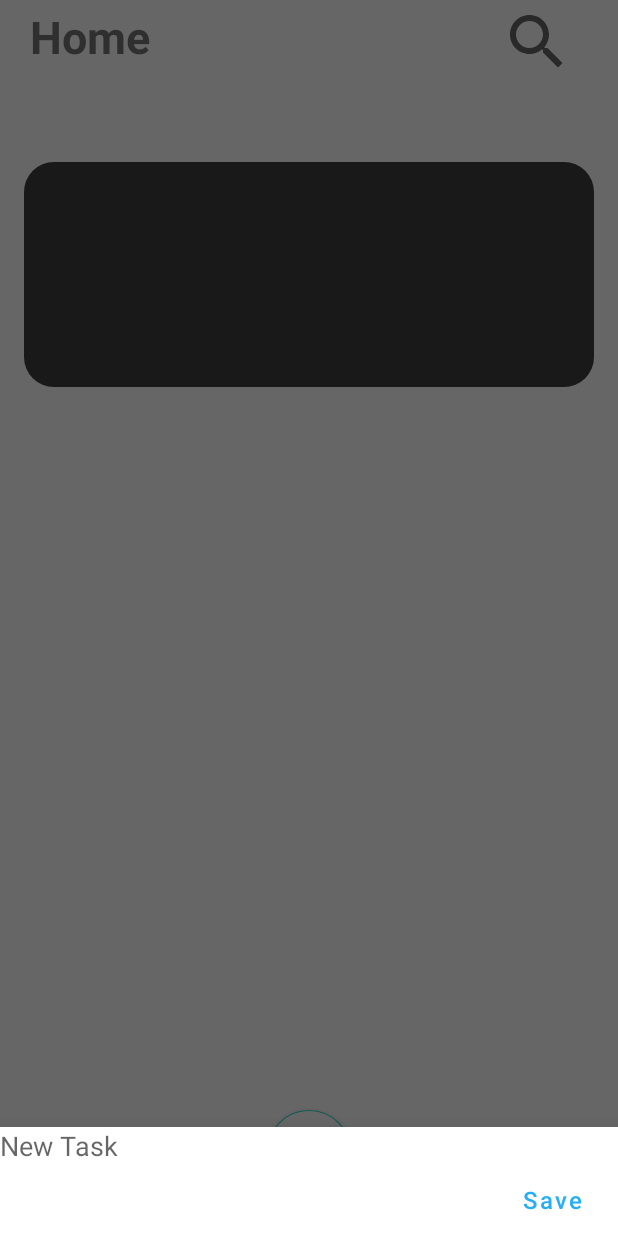
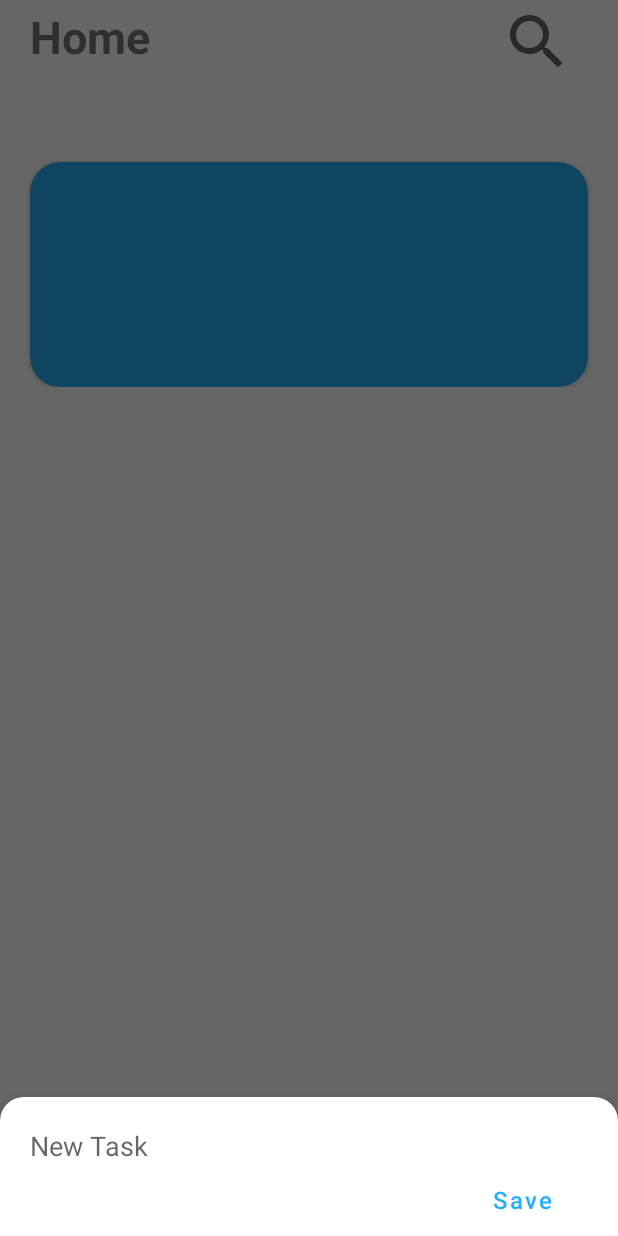
Before and after one commit to ETS-Android3/eidetic, an Android app: the screen it shows after launch (MainActivity), after a tap on an icon or button, on a phone screen of 412 x 824 dp. Run offline under Robolectric (Android 15) with nearby library versions, the phone set to English and light mode, and no system bars.

Commit message:
updated app

```diff
--- a/app/src/main/res/drawable/round_border.xml
+++ b/app/src/main/res/drawable/round_border.xml
@@ -1,7 +1,12 @@
 <?xml version="1.0" encoding="UTF-8"?>
 <shape xmlns:android="http://schemas.android.com/apk/res/android">
-    <solid android:color="#3E3E3E"/>
-
-    <corners android:radius="20dp"/>
-    <padding android:left="0dp" android:top="0dp" android:right="0dp" android:bottom="0dp" />
+    <solid android:color="@android:color/white" />
+    <corners
+        android:topLeftRadius="16dp"
+        android:topRightRadius="16dp" />
+    <padding
+        android:bottom="0dp"
+        android:left="10dp"
+        android:right="10dp"
+        android:top="10dp" />
 </shape>
--- a/app/src/main/res/layout/fragment_first.xml
+++ b/app/src/main/res/layout/fragment_first.xml
@@ -49,16 +49,19 @@
             app:layout_constraintTop_toTopOf="parent"
             tools:ignore="SpeakableTextPresentCheck" />
 
-        <androidx.constraintlayout.widget.ConstraintLayout
-            android:layout_width="380dp"
+        <androidx.cardview.widget.CardView
+            android:layout_width="match_parent"
             android:layout_height="150dp"
+            android:layout_marginHorizontal="20dp"
             android:layout_marginTop="108dp"
-            android:background="@drawable/round_border"
+            android:background="@color/blue"
+            android:backgroundTint="@color/blue"
+            app:cardCornerRadius="20dp"
             app:layout_constraintEnd_toEndOf="parent"
             app:layout_constraintStart_toStartOf="parent"
             app:layout_constraintTop_toTopOf="parent">
 
-        </androidx.constraintlayout.widget.ConstraintLayout>
+        </androidx.cardview.widget.CardView>
 
     </androidx.constraintlayout.widget.ConstraintLayout>
 
--- a/app/src/main/res/layout/new_task.xml
+++ b/app/src/main/res/layout/new_task.xml
@@ -4,7 +4,10 @@
     xmlns:tools="http://schemas.android.com/tools"
     android:layout_width="match_parent"
     android:layout_height="wrap_content"
-    android:layout_marginBottom="100px">
+    android:layout_marginBottom="100px"
+    android:background="@drawable/round_border"
+
+    >
 
     <EditText
         android:id="@+id/newtaskText"
--- a/app/src/main/res/values-night/themes.xml
+++ b/app/src/main/res/values-night/themes.xml
@@ -5,6 +5,7 @@
         <item name="colorPrimary">#27AEF6</item>
         <item name="colorPrimaryVariant">#16628A</item>
         <item name="colorOnPrimary">@color/black</item>
+
         <!-- Secondary brand color. -->
         <item name="colorSecondary">@color/teal_200</item>
         <item name="colorSecondaryVariant">@color/teal_200</item>
--- a/app/src/main/res/values/styles.xml
+++ b/app/src/main/res/values/styles.xml
@@ -4,5 +4,13 @@
         <item name="android:windowIsFloating">false</item>
         <item name="android:statusBarColor">@android:color/transparent</item>
         <item name="android:windowSoftInputMode">adjustResize</item>
+        <item name="bottomSheetStyle">@style/CustomBottomSheetStyle</item>
+
+
     </style>
+
+    <style name="CustomBottomSheetStyle" parent="Widget.Design.BottomSheet.Modal">
+        <item name="android:background">@drawable/round_border</item>
+    </style>
+
 </resources>
```
